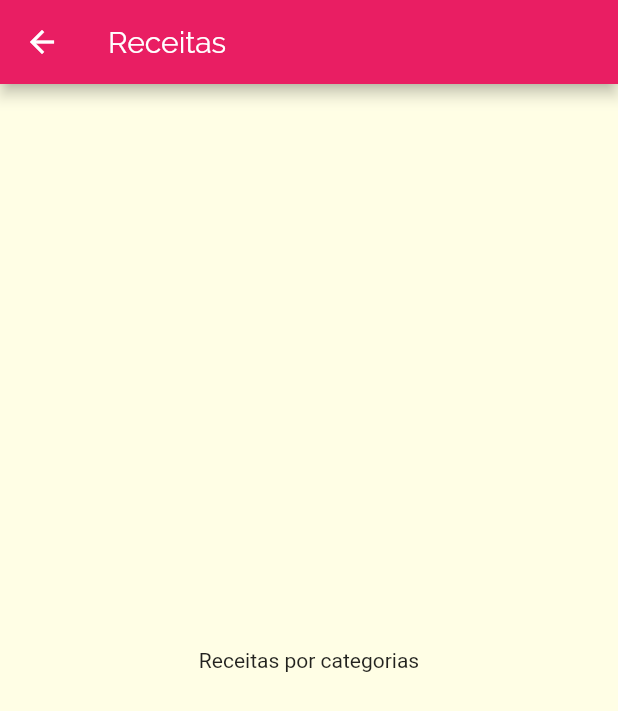
After one commit to isaiasnas/recipes, a Flutter app: the screen it shows after launch, after a tap on "Italiano", on a phone screen of 412 x 824 dp. The commit adds this screen. Shown: the top 711 px of the screen. Run offline on Flutter 3.47's test engine with Material 2 defaults, Android fonts, the phone set to English and light mode, and no system bars.

Commit message:
inclusão de navegação

```diff
--- a/lib/components/category_item.dart
+++ b/lib/components/category_item.dart
@@ -1,14 +1,27 @@
 import 'package:flutter/material.dart';
 import 'package:meals/models/category.dart';
+import 'package:meals/screens/categories_meals_sreen.dart';
 
 class CategoryItem extends StatelessWidget {
   final Category category;
 
   const CategoryItem(this.category);
 
+  void _selectCategory(BuildContext context) {
+    Navigator.of(context).push(
+      MaterialPageRoute(builder: (_) {
+        return CategoriesMealScreen();
+      }),
+    );
+  }
+
   @override
   Widget build(BuildContext context) {
-    return Container(
+    return InkWell(
+      onTap: () => _selectCategory(context),
+      splashColor: Theme.of(context).primaryColor,
+      borderRadius: BorderRadius.circular(15),
+      child: Container(
         padding: const EdgeInsets.all(15),
         child: Text(
           category.title,
@@ -25,6 +38,7 @@ class CategoryItem extends StatelessWidget {
             end: Alignment.bottomRight,
           ),
         ),
+      ),
     );
   }
 }
--- /dev/null
+++ b/lib/screens/categories_meals_sreen.dart
@@ -0,0 +1,15 @@
+import 'package:flutter/material.dart';
+
+class CategoriesMealScreen extends StatelessWidget {
+  @override
+  Widget build(BuildContext context) {
+    return Scaffold(
+      appBar: AppBar(
+        title: Text('Receitas'),
+      ),
+      body: Center(
+        child: Text('Receitas por categorias'),
+      ),
+    );
+  }
+}
```
Lines whose indentation alone changed are shown as unchanged.
